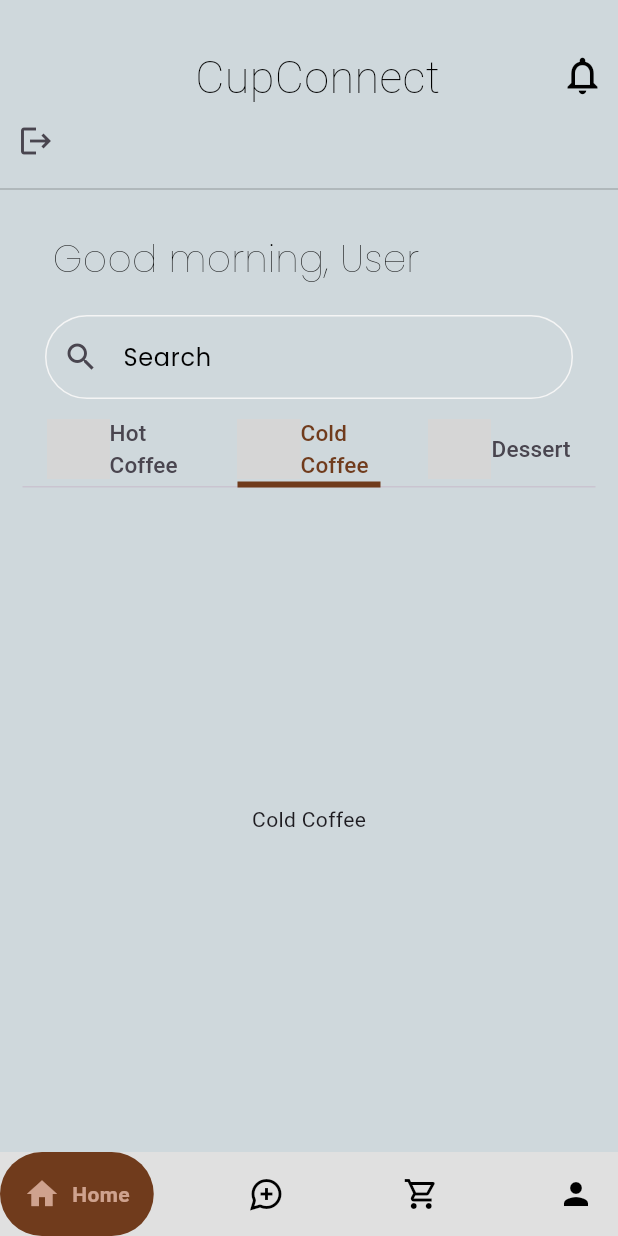
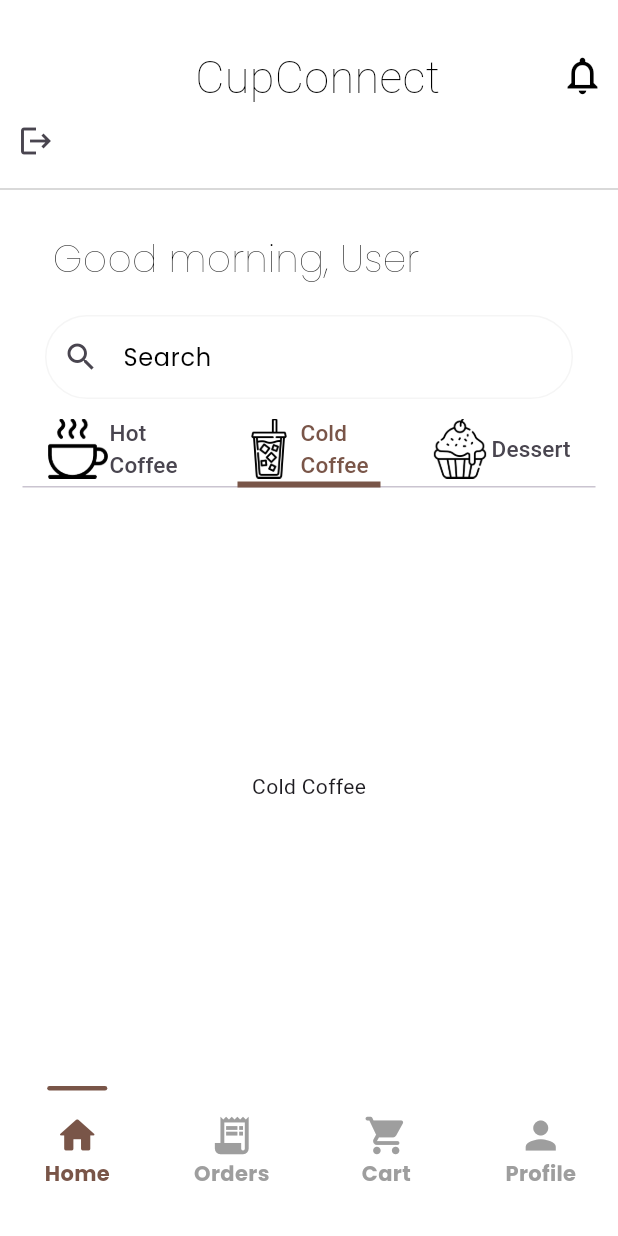
Before and after one commit to OguzhanCinar-01/cup_connect, a Flutter app: the AuthGate screen opened directly, tab 2 chosen, after a tap on the "logout" icon, on a phone screen of 412 x 824 dp. Run offline on Flutter 3.47's test engine with Material 3 defaults, Android fonts, the phone set to English and light mode, and no system bars; drawn by our look-alikes of google_nav_bar; our stand-ins replace firebase_auth, firebase_core, google_fonts; accounts and stored records are empty; grey boxes are pictures that could not be loaded.

Commit message:
refactor: bottomnavigationbar fixed

```diff
--- a/lib/main.dart
+++ b/lib/main.dart
@@ -1,19 +1,20 @@
-import 'package:coffee_shop/services/auth/firebase_options.dart';
-import 'package:coffee_shop/services/auth/auth_gate.dart';
-import 'package:coffee_shop/services/auth/auth_service.dart';
+import 'services/auth/auth_gate.dart';
+import 'services/auth/firebase_options.dart';
 import 'package:firebase_core/firebase_core.dart';
 import 'package:flutter/material.dart';
 import 'package:provider/provider.dart';
 
+import 'notifier/provider_manager.dart';
+
 void main() async {
   WidgetsFlutterBinding.ensureInitialized();
   await Firebase.initializeApp(options: DefaultFirebaseOptions.currentPlatform);
-  runApp(
-    ChangeNotifierProvider(
-      create: (context) => AuthService(),
-      child: const MyApp(),
-    ),
-  );
+  runApp(MultiProvider(
+    providers: [
+      ...ProviderManager.instance.providers,
+    ],
+    child: const MyApp(),
+  ));
 }
 
 class MyApp extends StatelessWidget {
@@ -22,10 +23,13 @@ class MyApp extends StatelessWidget {
   // This widget is the root of your application.
   @override
   Widget build(BuildContext context) {
-    return const MaterialApp(
+    return MaterialApp(
+      theme: ThemeData(
+        scaffoldBackgroundColor: Colors.white,
+      ),
       debugShowCheckedModeBanner: false,
-        title: 'Flutter Demo',
-        home: AuthGate(),
+      title: 'Flutter Demo',
+      home: const AuthGate(),
     );
   }
 }
--- /dev/null
+++ b/lib/navigation/navigation_manager.dart
@@ -0,0 +1,31 @@
+import 'package:flutter/material.dart';
+
+class NavigationManager {
+  static NavigationManager? _instance;
+  static NavigationManager get instance {
+    _instance ??= NavigationManager._init();
+    return _instance!;
+  }
+
+  NavigationManager._init();
+
+  final GlobalKey<NavigatorState> navigatorKey = GlobalKey<NavigatorState>();
+
+  dynamic goBack([dynamic popValue]) {
+    return navigatorKey.currentState!.pop(popValue);
+  }
+
+  Future<dynamic> navigateToPage(Widget page) {
+    return navigatorKey.currentState!
+        .push(MaterialPageRoute(builder: (context) => page));
+  }
+
+  Future<dynamic> navigateToPageClear(Widget page) {
+    return navigatorKey.currentState!.pushAndRemoveUntil(
+        MaterialPageRoute(builder: (context) => page), (route) => false);
+  }
+
+  Future<dynamic> replace(Widget page, {dynamic arguments}) async =>
+      navigatorKey.currentState!
+          .pushReplacement(MaterialPageRoute(builder: (_) => page));
+}
--- /dev/null
+++ b/lib/notifier/provider_manager.dart
@@ -0,0 +1,20 @@
+import 'package:provider/provider.dart';
+import 'package:provider/single_child_widget.dart';
+
+import '../services/auth/auth_service.dart';
+import '../views/home/viewmodel/home_view_model.dart';
+
+class ProviderManager {
+  static ProviderManager? _instance;
+  static ProviderManager get instance {
+    _instance ??= ProviderManager._init();
+    return _instance!;
+  }
+
+  ProviderManager._init();
+
+  List<SingleChildWidget> providers = [
+    ChangeNotifierProvider(create: (context) => AuthService()),
+    ChangeNotifierProvider(create: (context) => HomeViewModel()),
+  ];
+}
--- a/lib/services/auth/auth_gate.dart
+++ b/lib/services/auth/auth_gate.dart
@@ -1,5 +1,4 @@
-import 'package:coffee_shop/services/auth/login_or_register.dart';
-import 'package:coffee_shop/views/home/home_view.dart';
+import '../../views/home/view/home_view.dart';
 import 'package:firebase_auth/firebase_auth.dart';
 import 'package:flutter/material.dart';
 
@@ -13,12 +12,14 @@ class AuthGate extends StatelessWidget {
         stream: FirebaseAuth.instance.authStateChanges(),
         builder: (context, snapshot) {
           ///User logged in
-          if(snapshot.hasData){
+          if (snapshot.hasData) {
             return const HomeView();
           }
+
           /// user couldn't log in
           else {
-            return const LoginOrRegister();
+            return const HomeView();
+            // return const LoginOrRegister();
           }
         },
       ),
--- a/lib/services/auth/login_or_register.dart
+++ b/lib/services/auth/login_or_register.dart
@@ -1,5 +1,5 @@
-import 'package:coffee_shop/views/login/screens/login_view.dart';
-import 'package:coffee_shop/views/login/screens/register_view.dart';
+import '../../views/login/screens/login_view.dart';
+import '../../views/login/screens/register_view.dart';
 import 'package:flutter/material.dart';
 
 class LoginOrRegister extends StatefulWidget {
--- a/lib/utils/app_colors.dart
+++ b/lib/utils/app_colors.dart
@@ -1,7 +1,9 @@
 import 'package:flutter/material.dart';
 
 class AppColors {
-  static const Color primary = Color(0xFF703B1C);
-  static const Color secondary = Color.fromARGB(171, 253, 213, 198);
-  static  Color backgroundColor = Colors.blueGrey.shade100;
+  static const Color primary = Colors.brown;
+  static const Color onPrimary = Colors.white;
+  static const Color secondary = Colors.red;
+  static const Color surface = Colors.white;
+  static const Color onSurface = Colors.black;
 }
--- a/lib/views/home/home_view.dart
+++ /dev/null
@@ -1,153 +0,0 @@
-import 'package:coffee_shop/extensions/space_exs.dart';
-import 'package:coffee_shop/services/auth/auth_service.dart';
-import 'package:coffee_shop/utils/app_colors.dart';
-import 'package:coffee_shop/views/home/tabs/cold_coffee_tab.dart';
-import 'package:coffee_shop/views/home/tabs/dessert_tab.dart';
-import 'package:coffee_shop/views/home/tabs/hot_coffee_tab.dart';
-import 'package:coffee_shop/views/home/widget/home_view_app_bar.dart';
-import 'package:coffee_shop/views/home/widget/my_tab.dart';
-import 'package:flutter/material.dart';
-import 'package:google_fonts/google_fonts.dart';
-import 'package:google_nav_bar/google_nav_bar.dart';
-import 'package:provider/provider.dart';
-
-class HomeView extends StatefulWidget {
-  const HomeView({super.key});
-
-  @override
-  State<HomeView> createState() => _HomeViewState();
-}
-
-class _HomeViewState extends State<HomeView> {
-  List<Widget> myTabs = [
-    const MyTab(
-      iconPath: 'assets/images/hot_coffee.png',
-      title: 'Hot Coffee',
-    ),
-    const MyTab(
-      iconPath: 'assets/images/cold_coffee.png',
-      title: 'Cold Coffee',
-    ),
-    const MyTab(iconPath: 'assets/images/dessert.png', title: 'Dessert'),
-  ];
-  void signOut() {
-    ///get auth service
-    final authService = Provider.of<AuthService>(context, listen: false);
-
-    ///Logout
-    authService.signOut();
-  }
-
-  @override
-  Widget build(BuildContext context) {
-    return DefaultTabController(
-      length: myTabs.length,
-      child: Scaffold(
-        backgroundColor: AppColors.backgroundColor,
-        appBar: const HomeViewAppBar(),
-        body: Column(
-          crossAxisAlignment: CrossAxisAlignment.start,
-          children: [
-            ///logout button
-            IconButton(onPressed: signOut, icon: const Icon(Icons.logout)),
-            const Divider(
-              color: Colors.black,
-              thickness: 0.2,
-            ),
-
-            /// Good morning text
-            Container(
-              width: double.infinity,
-              margin: const EdgeInsets.only(top: 20, left: 35),
-              child: Text(
-                'Good morning, User',
-                style: GoogleFonts.poppins(
-                  fontSize: 25,
-                  fontWeight: FontWeight.w200,
-                  color: Colors.black,
-                ),
-              ),
-            ),
-            20.h,
-            /// Search bar
-            Container(
-              margin: const EdgeInsets.symmetric(horizontal: 30),
-              child: TextField(
-                ///Search bar
-                decoration: InputDecoration(
-                  hintText: 'Search',
-                  hintStyle: GoogleFonts.poppins(
-                    color: Colors.black,
-                  ),
-                  focusedBorder: const OutlineInputBorder(
-                    borderRadius: BorderRadius.all(Radius.circular(30)),
-                    borderSide: BorderSide(color: Colors.black),
-                  ),
-                  enabledBorder: OutlineInputBorder(
-                    borderRadius: BorderRadius.circular(30),
-                    borderSide: BorderSide(
-                      color: Colors.grey.shade100,
-                    ),
-                  ),
-                  prefixIcon: const Icon(Icons.search),
-                ),
-              ),
-            ),
-            10.h,
-
-            /// TabBar
-            Padding(
-              padding: const EdgeInsets.symmetric(horizontal: 15),
-              child: TabBar(
-                indicator: const UnderlineTabIndicator(
-                  borderSide: BorderSide(
-                    color: AppColors.primary,
-                    width: 4,
-                  ),
-                ),
-                labelColor: AppColors.primary,
-                indicatorWeight: 3,
-                tabs: myTabs,
-              ),
-            ),
-            const Expanded(
-              child: TabBarView(
-                children: [
-                  HotCoffeeTab(),
-                  ColdCoffeeTab(),
-                  DessertTab(),
-                ],
-              ),
-            ),
-            /// BottomNavigationBar
-          ],
-        ),
-        bottomNavigationBar: GNav(
-            backgroundColor: Colors.grey.shade300,
-            color: Colors.black,
-            activeColor: AppColors.secondary,
-            tabBackgroundColor: AppColors.primary,
-            gap: 8,
-            padding: const EdgeInsets.all(16),
-            tabs: const [
-              GButton(
-                icon: Icons.home,
-                text: 'Home',
-              ),
-              GButton(
-                icon: Icons.maps_ugc_outlined,
-                text: 'Orders',
-              ),
-              GButton(
-                icon: Icons.shopping_cart_outlined,
-                text: 'Cart',
-              ),
-              GButton(
-                icon: Icons.person,
-                text: 'Profile',
-              ),
-            ]),
-      ),
-    );
-  }
-}
--- a/lib/views/home/tabs/cold_coffee_tab.dart
+++ b/lib/views/home/view/cold_coffee_tab.dart
@@ -1,4 +1,4 @@
-import 'package:flutter/material.dart';
+part of 'home_view.dart';
 
 class ColdCoffeeTab extends StatelessWidget {
   const ColdCoffeeTab({super.key});
--- a/lib/views/home/tabs/dessert_tab.dart
+++ b/lib/views/home/view/dessert_tab.dart
@@ -1,4 +1,4 @@
-import 'package:flutter/material.dart';
+part of 'home_view.dart';
 
 class DessertTab extends StatelessWidget {
   const DessertTab({super.key});
--- /dev/null
+++ b/lib/views/home/view/home_view.dart
@@ -0,0 +1,259 @@
+import '../../../extensions/space_exs.dart';
+import '../../../services/auth/auth_service.dart';
+import '../../../utils/app_colors.dart';
+import '../viewmodel/home_view_model.dart';
+import '../widget/home_view_app_bar.dart';
+import '../widget/my_tab.dart';
+import 'package:flutter/material.dart';
+import 'package:google_fonts/google_fonts.dart';
+import 'package:provider/provider.dart';
+
+import '../widget/coffee_grid_item.dart';
+
+part 'cold_coffee_tab.dart';
+part 'dessert_tab.dart';
+part 'hot_coffee_tab.dart';
+
+class HomeView extends StatefulWidget {
+  const HomeView({super.key});
+
+  @override
+  State<HomeView> createState() => _HomeViewState();
+}
+
+class _HomeViewState extends State<HomeView> {
+  List<Widget> myTabs = [
+    const MyTab(
+      iconPath: 'assets/images/hot_coffee.png',
+      title: 'Hot Coffee',
+    ),
+    const MyTab(
+      iconPath: 'assets/images/cold_coffee.png',
+      title: 'Cold Coffee',
+    ),
+    const MyTab(iconPath: 'assets/images/dessert.png', title: 'Dessert'),
+  ];
+  void signOut() {
+    ///get auth service
+    final authService = Provider.of<AuthService>(context, listen: false);
+
+    ///Logout
+    authService.signOut();
+  }
+
+  @override
+  Widget build(BuildContext context) {
+    return DefaultTabController(
+      length: myTabs.length,
+      child: Scaffold(
+        backgroundColor: AppColors.surface,
+        appBar: const HomeViewAppBar(),
+        body: Column(
+          crossAxisAlignment: CrossAxisAlignment.start,
+          children: [
+            ///logout button
+            IconButton(onPressed: signOut, icon: const Icon(Icons.logout)),
+            const Divider(
+              color: Colors.black,
+              thickness: 0.2,
+            ),
+
+            /// Good morning text
+            Container(
+              width: double.infinity,
+              margin: const EdgeInsets.only(top: 20, left: 35),
+              child: Text(
+                'Good morning, User',
+                style: GoogleFonts.poppins(
+                  fontSize: 25,
+                  fontWeight: FontWeight.w200,
+                  color: Colors.black,
+                ),
+              ),
+            ),
+            20.h,
+
+            /// Search bar
+            Container(
+              margin: const EdgeInsets.symmetric(horizontal: 30),
+              child: TextField(
+                ///Search bar
+                decoration: InputDecoration(
+                  hintText: 'Search',
+                  hintStyle: GoogleFonts.poppins(
+                    color: Colors.black,
+                  ),
+                  focusedBorder: const OutlineInputBorder(
+                    borderRadius: BorderRadius.all(Radius.circular(30)),
+                    borderSide: BorderSide(color: Colors.black),
+                  ),
+                  enabledBorder: OutlineInputBorder(
+                    borderRadius: BorderRadius.circular(30),
+                    borderSide: BorderSide(
+                      color: Colors.grey.shade100,
+                    ),
+                  ),
+                  prefixIcon: const Icon(Icons.search),
+                ),
+              ),
+            ),
+            10.h,
+
+            /// TabBar
+            Padding(
+              padding: const EdgeInsets.symmetric(horizontal: 15),
+              child: TabBar(
+                indicator: const UnderlineTabIndicator(
+                  borderSide: BorderSide(
+                    color: AppColors.primary,
+                    width: 4,
+                  ),
+                ),
+                labelColor: AppColors.primary,
+                indicatorWeight: 3,
+                tabs: myTabs,
+              ),
+            ),
+            const Expanded(
+              child: TabBarView(
+                children: [
+                  _HotCoffeeTab(),
+                  ColdCoffeeTab(),
+                  DessertTab(),
+                ],
+              ),
+            ),
+
+            /// BottomNavigationBar
+          ],
+        ),
+        bottomNavigationBar: Container(
+          height: 100,
+          color: AppColors.surface,
+          child: Consumer<HomeViewModel>(
+            builder: (context, homeViewModel, child) {
+              return Row(
+                children: [
+                  _NavbarItem(
+                    homeRounded: Icons.home_rounded,
+                    data: 'Home',
+                    onTap: () => homeViewModel.setIndex(0),
+                    isSelected: homeViewModel.currentIndex == 0,
+                  ),
+                  _NavbarItem(
+                    homeRounded: Icons.receipt_long,
+                    data: 'Orders',
+                    onTap: () => homeViewModel.setIndex(1),
+                    isSelected: homeViewModel.currentIndex == 1,
+                  ),
+                  _NavbarItem(
+                    homeRounded: Icons.shopping_cart_rounded,
+                    data: 'Cart',
+                    onTap: () => homeViewModel.setIndex(2),
+                    isSelected: homeViewModel.currentIndex == 2,
+                  ),
+                  _NavbarItem(
+                    homeRounded: Icons.person,
+                    data: 'Profile',
+                    onTap: () => homeViewModel.setIndex(3),
+                    isSelected: homeViewModel.currentIndex == 3,
+                  ),
+                ],
+              );
+            },
+          ),
+        ),
+      ),
+    );
+  }
+}
+
+class _NavbarItem extends StatelessWidget {
+  const _NavbarItem({
+    required this.isSelected,
+    required this.homeRounded,
+    required this.data,
+    required this.onTap,
+  });
+
+  final bool isSelected;
+  final IconData homeRounded;
+  final String data;
+  final VoidCallback onTap;
+
+  @override
+  Widget build(BuildContext context) {
+    return Expanded(
+      child: InkWell(
+        onTap: onTap,
+        child: Column(
+          children: [
+            Container(
+              height: 3,
+              width: 40,
+              decoration: BoxDecoration(
+                color: isSelected ? AppColors.primary : Colors.transparent,
+                borderRadius: BorderRadius.circular(16),
+              ),
+            ),
+            15.h,
+            Icon(
+              homeRounded,
+              color: isSelected ? AppColors.primary : Colors.grey,
+              size: 30,
+            ),
+            Text(
+              data,
+              style: GoogleFonts.poppins(
+                color: isSelected ? AppColors.primary : Colors.grey,
+                fontWeight: FontWeight.bold,
+              ),
+            ),
+          ],
+        ),
+      ),
+    );
+  }
+}
+
+// Depricated Feature
+
+// class _OldNavBar extends StatelessWidget {
+//   const _OldNavBar();
+
+//   @override
+//   Widget build(BuildContext context) {
+//     return const SafeArea(
+//       child: GNav(
+//           backgroundColor: AppColors.surface,
+//           color: Colors.black,
+//           activeColor: AppColors.onPrimary,
+//           tabBackgroundColor: AppColors.primary,
+//           gap: 8,
+//           padding: EdgeInsets.all(16),
+//           tabs: [
+//             GButton(
+//               icon: Icons.home,
+//               text: 'Home',
+//               textColor: AppColors.onPrimary,
+//               iconActiveColor: AppColors.onPrimary,
+//             ),
+//             GButton(
+//               icon: Icons.maps_ugc_outlined,
+//               text: 'Orders',
+//               textColor: AppColors.onPrimary,
+//             ),
+//             GButton(
+//               icon: Icons.shopping_cart_outlined,
+//               text: 'Cart',
+//               textColor: AppColors.onPrimary,
+//             ),
+//             GButton(
+//               icon: Icons.person,
+//               text: 'Profile',
+//               textColor: AppColors.onPrimary,
+//             ),
+//           ]),
+//     );
+//   }
+// }
--- a/lib/views/home/tabs/hot_coffee_tab.dart
+++ b/lib/views/home/view/hot_coffee_tab.dart
@@ -1,8 +1,7 @@
-import 'package:coffee_shop/views/home/widget/coffee_grid_item.dart';
-import 'package:flutter/material.dart';
+part of 'home_view.dart';
 
-class HotCoffeeTab extends StatelessWidget {
-  const HotCoffeeTab({super.key});
+class _HotCoffeeTab extends StatelessWidget {
+  const _HotCoffeeTab();
 
   @override
   Widget build(BuildContext context) {
--- /dev/null
+++ b/lib/views/home/viewmodel/home_view_model.dart
@@ -0,0 +1,14 @@
+import 'package:flutter/material.dart';
+
+class HomeViewModel with ChangeNotifier {
+  HomeViewModel();
+
+  int _currentIndex = 0;
+  int get currentIndex => _currentIndex;
+
+  void setIndex(int index) {
+    _currentIndex = index;
+    debugPrint('Current Index: $_currentIndex');
+    notifyListeners();
+  }
+}
--- a/lib/views/home/widget/coffee_grid_item.dart
+++ b/lib/views/home/widget/coffee_grid_item.dart
@@ -1,4 +1,4 @@
-import 'package:coffee_shop/extensions/space_exs.dart';
+import '../../../extensions/space_exs.dart';
 import 'package:flutter/material.dart';
 
 class CoffeeGridItem extends StatelessWidget {
@@ -14,9 +14,8 @@ class CoffeeGridItem extends StatelessWidget {
 
   @override
   Widget build(BuildContext context) {
-    return Expanded(
-      child: Padding(
-        padding: const EdgeInsets.symmetric(horizontal: 15,vertical: 10),
+    return Padding(
+      padding: const EdgeInsets.symmetric(horizontal: 15, vertical: 10),
       child: Container(
         decoration: BoxDecoration(
           borderRadius: BorderRadius.circular(10),
@@ -32,7 +31,6 @@ class CoffeeGridItem extends StatelessWidget {
           ],
         ),
       ),
-      ),
     );
   }
 }
--- a/lib/views/home/widget/home_view_app_bar.dart
+++ b/lib/views/home/widget/home_view_app_bar.dart
@@ -1,6 +1,6 @@
-import 'package:coffee_shop/extensions/space_exs.dart';
-import 'package:coffee_shop/utils/app_colors.dart';
-import 'package:coffee_shop/utils/cupconnect_logo.dart';
+import '../../../extensions/space_exs.dart';
+import '../../../utils/app_colors.dart';
+import '../../../utils/cupconnect_logo.dart';
 import 'package:flutter/material.dart';
 
 class HomeViewAppBar extends StatelessWidget implements PreferredSizeWidget {
@@ -10,11 +10,14 @@ class HomeViewAppBar extends StatelessWidget implements PreferredSizeWidget {
   Widget build(BuildContext context) {
     return SafeArea(
       child: Container(
-        color: AppColors.backgroundColor,
+        color: AppColors.surface,
         width: double.infinity,
         height: 70,
         child: Padding(
-          padding: const EdgeInsets.only(top: 30,left: 130,),
+          padding: const EdgeInsets.only(
+            top: 30,
+            left: 130,
+          ),
           child: Row(
             children: [
               ///Logo
@@ -23,6 +26,7 @@ class HomeViewAppBar extends StatelessWidget implements PreferredSizeWidget {
                 color: Colors.black,
               ),
               80.w,
+
               ///Notification icon
               const Icon(
                 Icons.notifications_none,
```
Also changed, not shown: lib/views/login/screens/login_view.dart (+6 -6 lines), lib/views/login/screens/register_view.dart (+6 -6 lines), pubspec.yaml (+2 -8 lines), 9 other files. Lines whose indentation alone changed are shown as unchanged.
